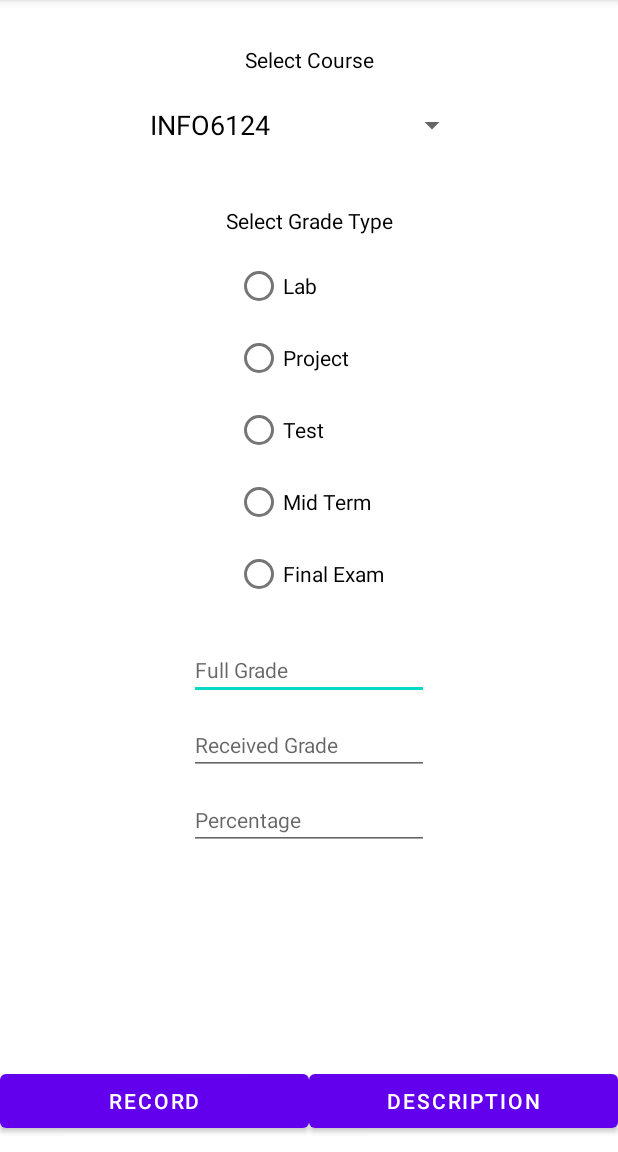
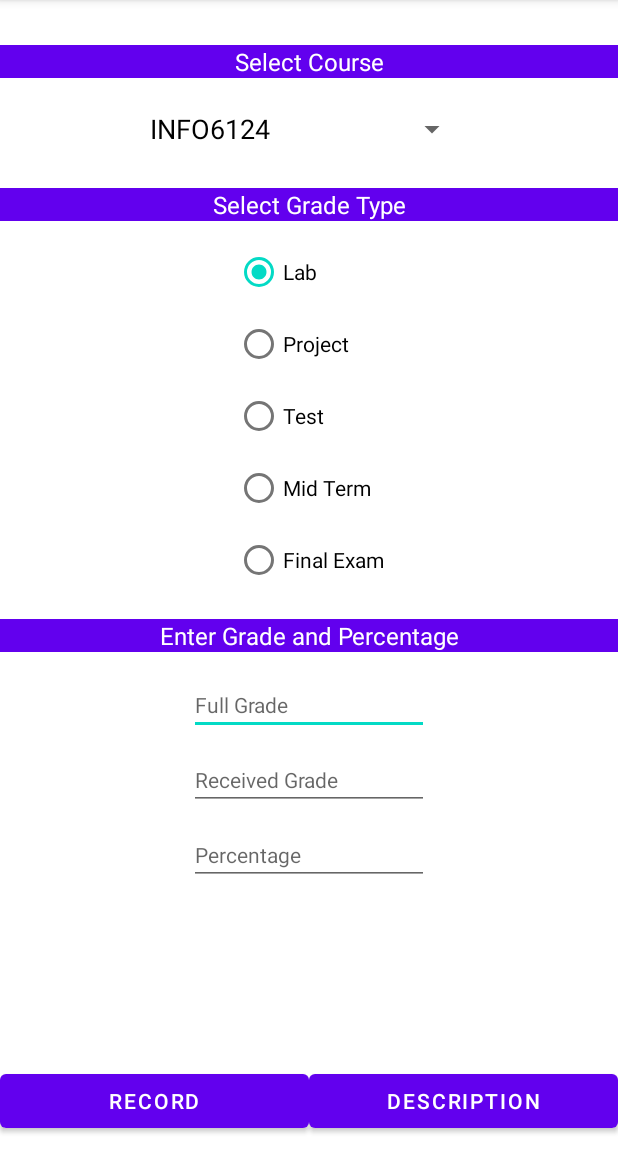
Before and after one commit to peterhuga/INFO6124Project1, an Android app: the screen it shows after launch (MainActivity), on a phone screen of 412 x 824 dp, the part 84-1236 px from its top. Run offline under Robolectric (Android 15) with nearby library versions, the phone set to English and light mode, and no system bars.

Commit message:
Button all set. and graphic improvement. Intent testing.

```diff
--- a/app/src/main/java/jwang/example/info6124lab2/GradeRecord.kt
+++ b/app/src/main/java/jwang/example/info6124lab2/GradeRecord.kt
@@ -1,5 +1,7 @@
 package jwang.example.info6124lab2
+
+import java.io.Serializable
 
 data class GradeRecord (var courseName:String?, var gradeType:String?, var fullGrade: String?,
                         var receivedGrade: String?, var percentage: String?
-                        )
+                        ): Serializable
--- a/app/src/main/res/layout/activity_main.xml
+++ b/app/src/main/res/layout/activity_main.xml
@@ -22,11 +22,14 @@
 
     <TextView
         android:id="@+id/textView"
-        android:layout_width="wrap_content"
+        android:layout_width="0dp"
         android:layout_height="wrap_content"
         android:layout_marginTop="30dp"
+        android:background="@color/purple_500"
         android:text="@string/select_course"
-        android:textColor="@color/black"
+        android:textAlignment="center"
+        android:textColor="@color/white"
+        android:textSize="16sp"
         app:layout_constraintEnd_toEndOf="parent"
         app:layout_constraintStart_toStartOf="parent"
         app:layout_constraintTop_toTopOf="parent" />
@@ -41,7 +44,7 @@
         app:layout_constraintTop_toBottomOf="@+id/textView2">
 
         <RadioButton
-            android:id="@+id/radioButton"
+            android:id="@+id/rButtonLab"
             android:layout_width="match_parent"
             android:layout_height="wrap_content"
             android:text="@string/lab" />
@@ -73,11 +76,15 @@
 
     <TextView
         android:id="@+id/textView2"
-        android:layout_width="wrap_content"
+        android:layout_width="0dp"
         android:layout_height="wrap_content"
-        android:layout_marginTop="30dp"
+        android:layout_marginTop="15dp"
+        android:background="@color/purple_500"
         android:text="Select Grade Type"
-        android:textColor="@color/black"
+        android:textAlignment="center"
+        android:textColor="@color/white"
+        android:textFontWeight="@android:integer/config_longAnimTime"
+        android:textSize="16sp"
         app:layout_constraintEnd_toEndOf="parent"
         app:layout_constraintHorizontal_bias="0.5"
         app:layout_constraintStart_toStartOf="parent"
@@ -104,20 +111,21 @@
         app:layout_constraintBottom_toBottomOf="parent"
         app:layout_constraintEnd_toEndOf="parent"
         app:layout_constraintHorizontal_bias="0.5"
-        app:layout_constraintStart_toEndOf="@+id/recordButton" />
+        app:layout_constraintStart_toEndOf="@+id/recordButton"
+        android:onClick="onButtonClick"/>
 
     <EditText
         android:id="@+id/fullGradeEditText"
         android:layout_width="wrap_content"
         android:layout_height="wrap_content"
-        android:layout_marginTop="20dp"
+        android:layout_marginTop="15dp"
         android:ems="10"
         android:hint="Full Grade"
         android:inputType="textPersonName"
         android:textSize="14sp"
         app:layout_constraintEnd_toEndOf="parent"
         app:layout_constraintStart_toStartOf="parent"
-        app:layout_constraintTop_toBottomOf="@+id/radioGroup"
+        app:layout_constraintTop_toBottomOf="@+id/divider"
         tools:ignore="TouchTargetSizeCheck" />
 
     <EditText
@@ -148,4 +156,18 @@
         app:layout_constraintTop_toBottomOf="@+id/rcvGradeEditText"
         tools:ignore="TouchTargetSizeCheck" />
 
+    <TextView
+        android:id="@+id/divider"
+        android:layout_width="0dp"
+        android:layout_height="wrap_content"
+        android:layout_marginTop="15dp"
+        android:background="@color/purple_500"
+        android:text="Enter Grade and Percentage"
+        android:textAlignment="center"
+        android:textColor="@color/white"
+        android:textSize="16sp"
+        app:layout_constraintEnd_toEndOf="parent"
+        app:layout_constraintStart_toStartOf="parent"
+        app:layout_constraintTop_toBottomOf="@+id/radioGroup" />
+
 </androidx.constraintlayout.widget.ConstraintLayout>
--- a/app/src/main/res/layout/activity_second.xml
+++ b/app/src/main/res/layout/activity_second.xml
@@ -26,7 +26,8 @@
         android:text="back to main"
         app:layout_constraintBottom_toBottomOf="parent"
         app:layout_constraintEnd_toEndOf="parent"
-        app:layout_constraintStart_toStartOf="parent" />
+        app:layout_constraintStart_toStartOf="parent"
+        android:onClick="onButtonClick"/>
 
     <TextView
         android:id="@+id/textView6"
--- a/app/src/main/res/layout/activity_third.xml
+++ b/app/src/main/res/layout/activity_third.xml
@@ -43,5 +43,6 @@
         app:layout_constraintBottom_toBottomOf="parent"
         app:layout_constraintEnd_toEndOf="parent"
         app:layout_constraintHorizontal_bias="0.5"
-        app:layout_constraintStart_toStartOf="parent" />
+        app:layout_constraintStart_toStartOf="parent"
+        android:onClick="onButtonClick"/>
 </androidx.constraintlayout.widget.ConstraintLayout>
```
Also changed, not shown: app/src/main/java/jwang/example/info6124lab2/MainActivity.kt (+13 -7 lines), app/src/main/java/jwang/example/info6124lab2/SecondActivity.kt (+14 -0 lines), app/src/main/java/jwang/example/info6124lab2/ThirdActivity.kt (+9 -0 lines).
